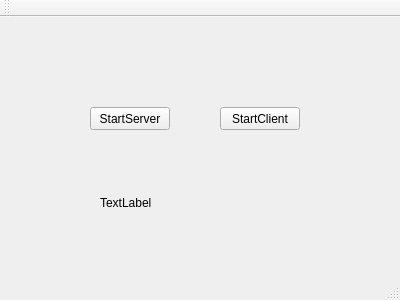
The window that src/mainwindow.ui (xvlaci/ICP) describes before a commit, drawn with Qt 5.
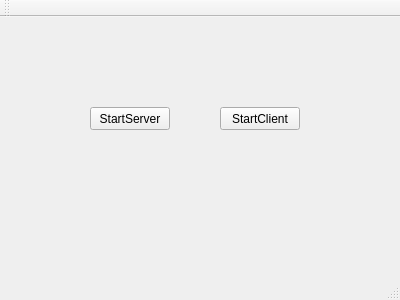
The same window after the commit.

```diff
--- a/src/mainwindow.ui
+++ b/src/mainwindow.ui
@@ -40,19 +40,6 @@
      <string>StartClient</string>
     </property>
    </widget>
-   <widget class="QLabel" name="label">
-    <property name="geometry">
-     <rect>
-      <x>100</x>
-      <y>160</y>
-      <width>191</width>
-      <height>51</height>
-     </rect>
-    </property>
-    <property name="text">
-     <string>TextLabel</string>
-    </property>
-   </widget>
   </widget>
   <widget class="QMenuBar" name="menuBar">
    <property name="geometry">
```
Left out of the diff: 2 changed lines with no effect on the pictures.
